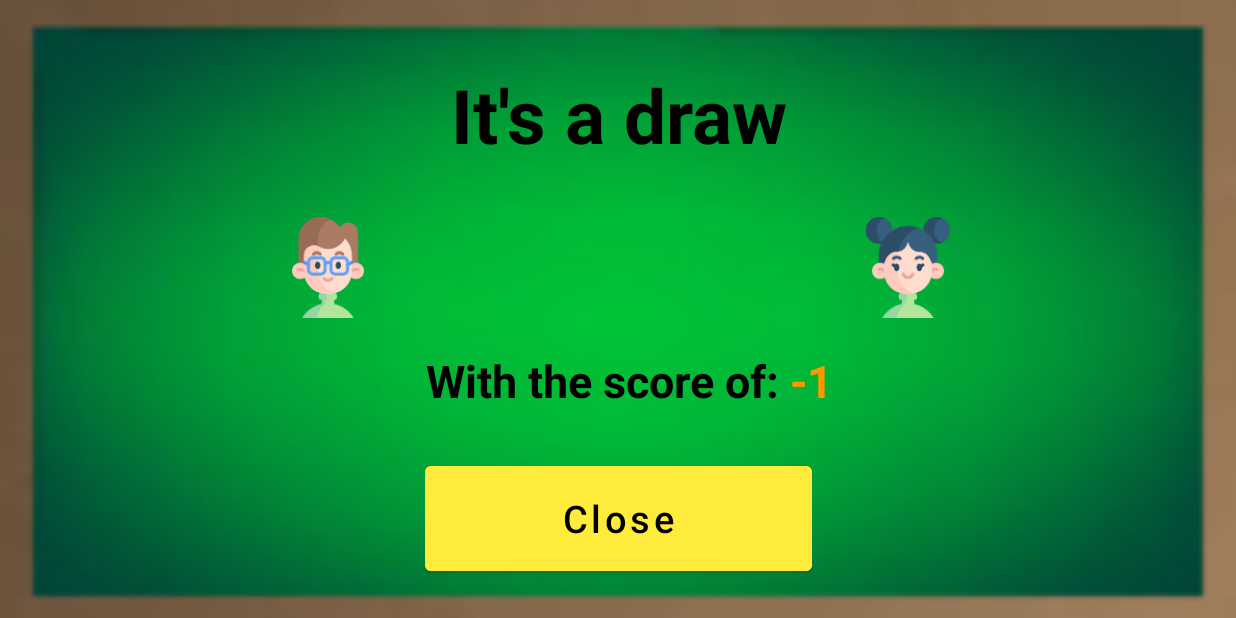
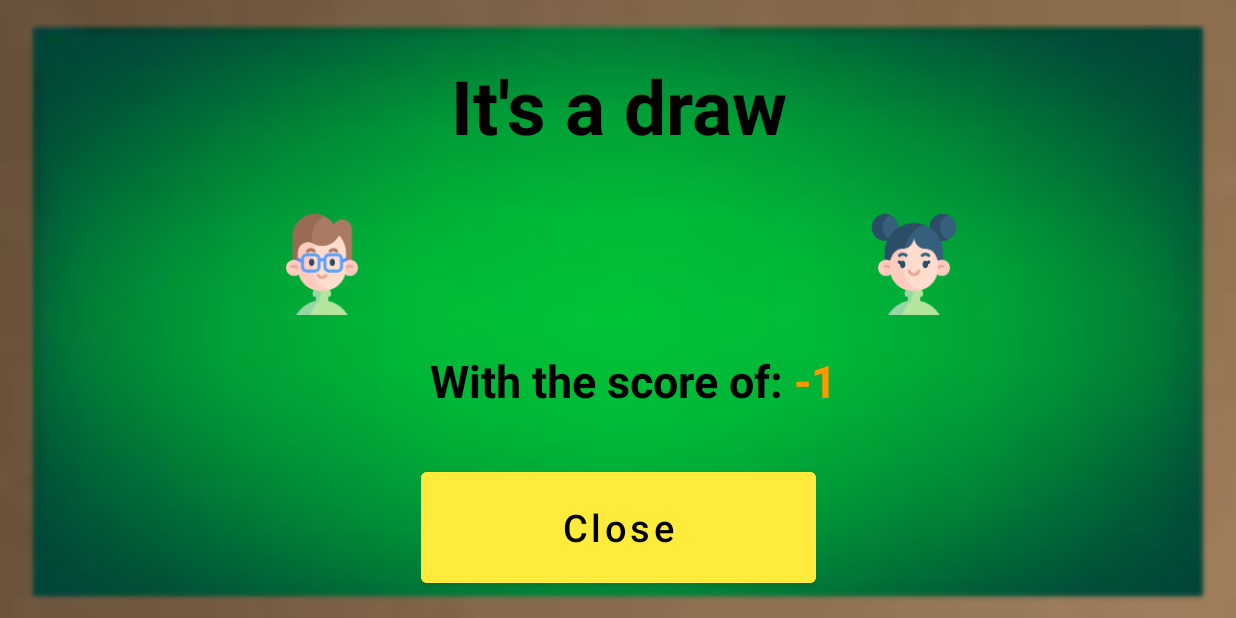
Before and after one commit to IdoZada/GameCards, an Android app: the DrawActivity screen opened directly, with no data from a screen before it, on a phone screen of 824 x 412 dp (held sideways). Run offline under Robolectric (Android 15) with nearby library versions, the phone set to English and light mode, and no system bars.

Commit message:
HW1 Ready

```diff
--- a/app/src/main/res/layout/activity_draw.xml
+++ b/app/src/main/res/layout/activity_draw.xml
@@ -20,7 +20,7 @@
     <LinearLayout
         android:layout_width="match_parent"
         android:layout_height="match_parent"
-        android:padding="25dp"
+        android:padding="17dp"
         android:orientation="vertical">
         <LinearLayout
             android:layout_width="match_parent"
--- a/app/src/main/res/layout/activity_main.xml
+++ b/app/src/main/res/layout/activity_main.xml
@@ -21,6 +21,7 @@
     <LinearLayout
         android:layout_width="match_parent"
         android:layout_height="match_parent"
+        android:padding="17dp"
         android:orientation="horizontal">
 
         <LinearLayout
--- a/app/src/main/res/layout/activity_winner.xml
+++ b/app/src/main/res/layout/activity_winner.xml
@@ -20,7 +20,7 @@
     <LinearLayout
         android:layout_width="match_parent"
         android:layout_height="match_parent"
-        android:padding="25dp"
+        android:padding="17dp"
         android:orientation="vertical">
         <LinearLayout
             android:layout_width="match_parent"
```
